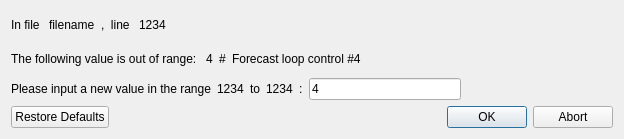
nmfs-ost/ss3-ssi, file src/dialoginputerror.ui: the form before one commit.
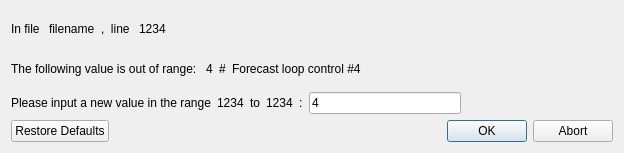
The form after the commit.

What changed in the file:
```diff
--- a/src/dialoginputerror.ui
+++ b/src/dialoginputerror.ui
@@ -7,7 +7,7 @@
     <x>0</x>
     <y>0</y>
     <width>624</width>
-    <height>139</height>
+    <height>153</height>
    </rect>
   </property>
   <property name="windowTitle">
```
Left out of the diff: 3 changed lines with no effect on the pictures.
